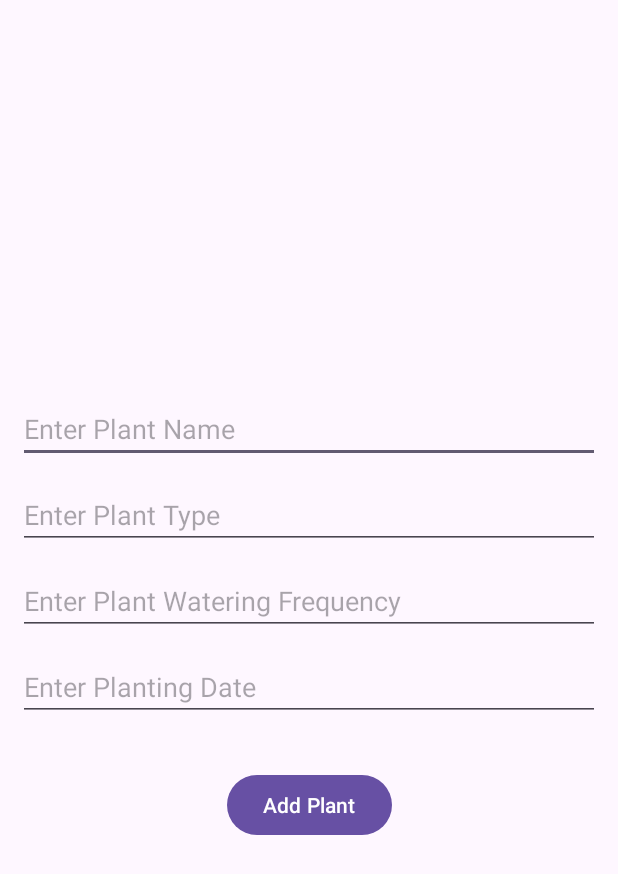
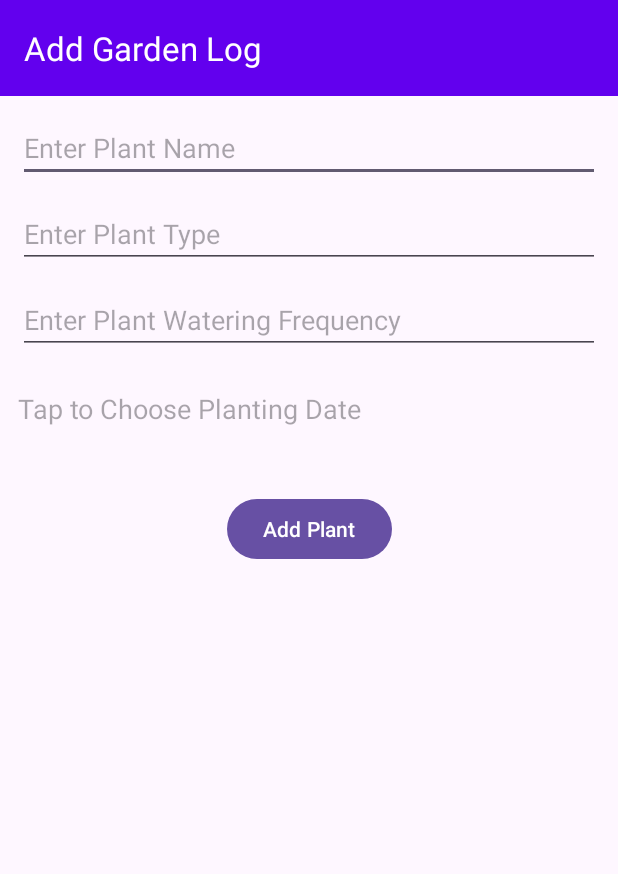
Before and after one commit to madhavth/Gardening-Journal-App, an Android app: the fragment GardenLogFragment shown on its own in the app's theme, on a phone screen of 412 x 824 dp. Shown: the top 874 px of the screen. Run offline under Robolectric (Android 15) with nearby library versions, the phone set to English and light mode, and no system bars.

Commit message:
added margin for garden log top and fetched calendar to add date time

```diff
--- a/app/src/main/res/layout/fragment_garden_log.xml
+++ b/app/src/main/res/layout/fragment_garden_log.xml
@@ -1,13 +1,27 @@
 <?xml version="1.0" encoding="utf-8"?>
-<androidx.constraintlayout.widget.ConstraintLayout xmlns:android="http://schemas.android.com/apk/res/android"
+<LinearLayout xmlns:android="http://schemas.android.com/apk/res/android"
     xmlns:app="http://schemas.android.com/apk/res-auto"
     xmlns:tools="http://schemas.android.com/tools"
     android:layout_width="match_parent"
     android:layout_height="wrap_content"
-    android:layout_gravity="center"
-    android:padding="12dp"
+    android:orientation="vertical"
     tools:context=".GardenLogFragment">
 
+    <androidx.appcompat.widget.Toolbar
+        android:id="@+id/toolbar"
+        android:layout_width="match_parent"
+        android:layout_height="wrap_content"
+        android:background="@color/colorPrimary"
+        android:minHeight="?attr/actionBarSize"
+        android:theme="?attr/actionBarTheme"
+        app:layout_constraintTop_toTopOf="parent"
+        app:title="Add Garden Log"
+        app:titleTextColor="@color/white" />
+
+    <androidx.constraintlayout.widget.ConstraintLayout
+        android:layout_width="match_parent"
+        android:layout_height="wrap_content"
+        android:padding="12dp">
 
         <EditText
             android:id="@+id/et_plant_name"
@@ -29,16 +43,19 @@
             android:layout_width="match_parent"
             android:layout_height="wrap_content"
             android:layout_marginTop="12dp"
+            android:hint="Enter Plant Watering Frequency"
             android:inputType="number"
-        android:hint="Enter Plant Watering Frequency"
             app:layout_constraintTop_toBottomOf="@id/et_plant_type" />
 
-    <EditText
+        <TextView
             android:id="@+id/et_planting_date"
             android:layout_width="match_parent"
             android:layout_height="wrap_content"
             android:layout_marginTop="12dp"
-        android:hint="Enter Planting Date"
+            android:hint="Tap to Choose Planting Date"
+            android:paddingTop="12dp"
+            android:paddingBottom="12dp"
+            android:textSize="18sp"
             app:layout_constraintTop_toBottomOf="@id/et_plant_watering_frequency" />
 
         <Button
@@ -50,5 +67,5 @@
             app:layout_constraintEnd_toEndOf="parent"
             app:layout_constraintStart_toStartOf="parent"
             app:layout_constraintTop_toBottomOf="@id/et_planting_date" />
-
     </androidx.constraintlayout.widget.ConstraintLayout>
+</LinearLayout>
```
Also changed, not shown: app/src/main/java/com/madhavth/gardeningjournalapp/GardenLogFragment.kt (+16 -2 lines). Lines whose indentation alone changed are shown as unchanged.
